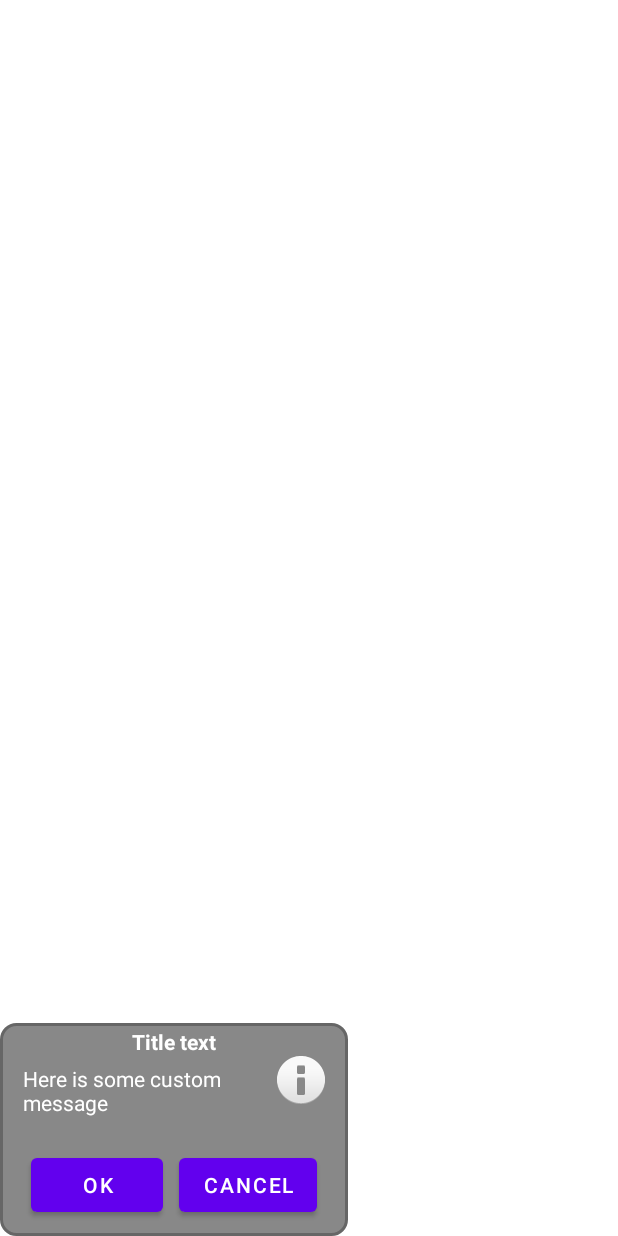
After one commit to Aleksandr-Nebobzod/schulteplus, an Android app: the layout activity_schulte_result_df.xml on its own in the app's theme, with its tools: preview values and no code run, on a phone screen of 412 x 824 dp. The commit adds this screen. Run offline under Robolectric (Android 15) with nearby library versions, the phone set to English and light mode, and no system bars.

Commit message:
Attempt of custom DialogFragment
It's almost working but too late; while Dialog pops up and wait for my choice (repeat exercise or quit) -- code runs much further and decision made upon the "continueExercise" is wrong.

```diff
--- a/app/src/main/java/org/nebobrod/schulteplus/ExerciseRunner.java
+++ b/app/src/main/java/org/nebobrod/schulteplus/ExerciseRunner.java
@@ -19,7 +19,7 @@ public class ExerciseRunner {
 	private SharedPreferences sharedPreferences;
 
 	// TODO: 13.09.2023   make get this fields from SchulteSettingsFragment & BaseSettingsFragment
-	private static byte xSize = 5, ySize = 5;
+	private static byte xSize = 2, ySize = 2;
 	private static String exType = "";
 
 	private ExerciseRunner(Context context) {
--- a/app/src/main/java/org/nebobrod/schulteplus/Utils.java
+++ b/app/src/main/java/org/nebobrod/schulteplus/Utils.java
@@ -4,6 +4,7 @@ package org.nebobrod.schulteplus;
 
 
 import android.text.format.Time;
+
 
 public final class Utils {
 	private static final String TAG = "Utils";
--- /dev/null
+++ b/app/src/main/res/drawable/ic_border_thick.xml
@@ -0,0 +1,11 @@
+<?xml version="1.0" encoding="utf-8"?>
+<selector xmlns:android="http://schemas.android.com/apk/res/android">
+	<item>
+		<shape xmlns:android="http://schemas.android.com/apk/res/android" android:shape="rectangle">
+			<corners android:radius="10dp"/>
+			<padding android:left="10dp" android:right="10dp" android:top="3dp" android:bottom="10dp"/>
+			<solid android:color="#888888"/>
+			<stroke android:width="2dp" android:color="#666666" />
+		</shape>
+	</item>
+</selector>
--- /dev/null
+++ b/app/src/main/res/layout/activity_schulte_result_df.xml
@@ -0,0 +1,75 @@
+<?xml version="1.0" encoding="utf-8"?>
+<androidx.constraintlayout.widget.ConstraintLayout xmlns:android="http://schemas.android.com/apk/res/android"
+	xmlns:app="http://schemas.android.com/apk/res-auto"
+	xmlns:tools="http://schemas.android.com/tools"
+	android:id="@+id/loResultDialog"
+	android:layout_width="wrap_content"
+	android:layout_height="wrap_content"
+	android:layout_gravity="bottom"
+	android:background="@drawable/ic_border_thick" >
+
+
+	<TextView
+		android:id="@+id/txtTitle"
+		android:layout_width="match_parent"
+		android:layout_height="wrap_content"
+		android:backgroundTint="@color/cardview_dark_background"
+		android:text="Title text"
+		android:textAlignment="center"
+		android:textStyle="bold"
+		android:textColor="@color/white"
+		app:layout_constraintEnd_toEndOf="parent"
+		app:layout_constraintStart_toStartOf="parent"
+		app:layout_constraintTop_toTopOf="parent" />
+
+	<ImageView
+		android:id="@+id/imageView"
+		android:layout_width="wrap_content"
+		android:layout_height="wrap_content"
+		android:layout_marginHorizontal="5dp"
+		app:layout_constraintEnd_toEndOf="parent"
+		app:layout_constraintTop_toBottomOf="@+id/txtTitle"
+		app:srcCompat="@android:drawable/ic_dialog_info" />
+
+	<TextView
+		android:id="@+id/txtMessage"
+		android:layout_width="0dp"
+		android:layout_height="wrap_content"
+		android:textColor="@color/white"
+		android:minLines="3"
+		android:padding="5dp"
+		android:text="Here is some custom message"
+		app:layout_constraintEnd_toStartOf="@+id/imageView"
+		app:layout_constraintStart_toStartOf="parent"
+		app:layout_constraintTop_toBottomOf="@+id/txtTitle"
+		app:layout_marginBaseline="15dp" />
+
+	<LinearLayout
+		android:id="@+id/llButtons"
+		android:layout_width="match_parent"
+		android:layout_height="wrap_content"
+		android:layout_marginHorizontal="5dp"
+		android:orientation="horizontal"
+		app:layout_constraintEnd_toEndOf="parent"
+		app:layout_constraintStart_toStartOf="parent"
+		app:layout_constraintTop_toBottomOf="@+id/txtMessage"
+		tools:layout_editor_absoluteX="1dp"  >
+
+		<Button
+			android:id="@+id/btnOK"
+			android:layout_width="wrap_content"
+			android:layout_height="wrap_content"
+			android:layout_marginHorizontal="5dp"
+			android:layout_weight="3"
+			android:text="@string/lbl_ok" />
+
+		<Button
+			android:id="@+id/btnCancel"
+			android:layout_width="wrap_content"
+			android:layout_height="wrap_content"
+			android:layout_marginHorizontal="5dp"
+			android:layout_weight="1"
+			android:text="@string/lbl_cancel" />
+
+	</LinearLayout>
+</androidx.constraintlayout.widget.ConstraintLayout>
```
Also changed, not shown: app/src/main/java/org/nebobrod/schulteplus/ui/ResultDialogFragment.java (added, +122 -0 lines), app/src/main/java/org/nebobrod/schulteplus/ui/SchulteActivity02.java (+41 -5 lines), app/src/main/res/values/strings.xml (+8 -2 lines), 1 other file.
